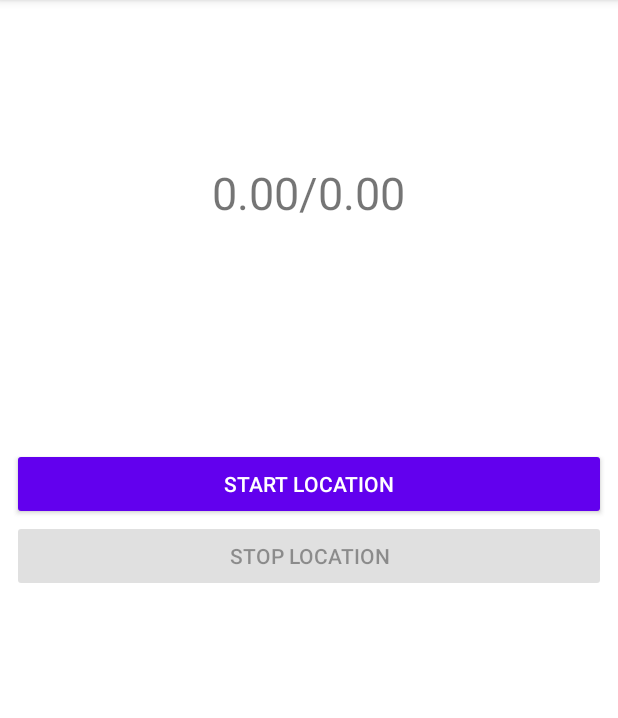
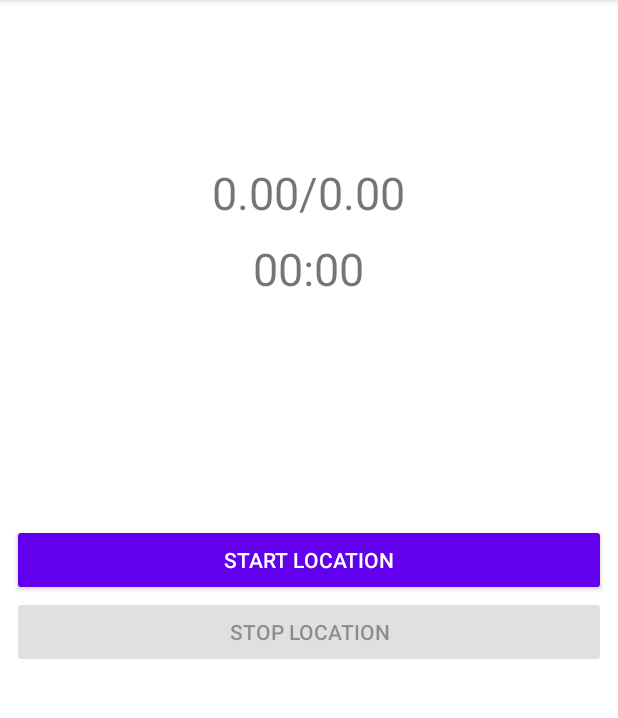
Before and after one commit to Renlov/GoogleLocationAPI, an Android app: the screen it shows after launch (MainActivity), on a phone screen of 412 x 824 dp, the part 84-802 px from its top. Run offline under Robolectric (Android 15) with nearby library versions, the phone set to English and light mode, and no system bars.

Commit message:
buildLocationRequest(). buildLocationCallBack(). buildLocationSettingsRequest().

```diff
--- a/app/src/main/AndroidManifest.xml
+++ b/app/src/main/AndroidManifest.xml
@@ -1,6 +1,8 @@
 <?xml version="1.0" encoding="utf-8"?>
 <manifest xmlns:android="http://schemas.android.com/apk/res/android"
     package="com.example.locationapi">
+
+    <uses-permission android:name="android.permission.ACCESS_FINE_LOCATION" />
 
     <application
         android:allowBackup="true"
--- a/app/src/main/java/com/example/locationapi/MainActivity.java
+++ b/app/src/main/java/com/example/locationapi/MainActivity.java
@@ -2,14 +2,37 @@ package com.example.locationapi;
 
 import androidx.appcompat.app.AppCompatActivity;
 
+import android.location.Location;
 import android.os.Bundle;
 import android.widget.Button;
 import android.widget.TextView;
 
+import com.google.android.gms.location.FusedLocationProviderClient;
+import com.google.android.gms.location.LocationCallback;
+import com.google.android.gms.location.LocationRequest;
+import com.google.android.gms.location.LocationResult;
+import com.google.android.gms.location.LocationServices;
+import com.google.android.gms.location.LocationSettingsRequest;
+import com.google.android.gms.location.SettingsClient;
+
+import java.text.DateFormat;
+import java.util.Date;
+
 public class MainActivity extends AppCompatActivity {
 
     private Button startLocation, stopLocation;
-    private TextView locationTextView;
+    private TextView locationTextView, locationUpdateTimeTextView;
+
+    //Класс для определения местоположения
+    private FusedLocationProviderClient fusedLocationClient;
+    private SettingsClient settingsClient;
+    private LocationRequest locationRequest;
+    private LocationSettingsRequest locationSettingsRequest;
+    private LocationCallback locationCallback;
+    private Location currentLocation;
+
+    private boolean isLocationActive;
+    private String locationUpdateTime;
 
 
     @Override
@@ -20,8 +43,45 @@ public class MainActivity extends AppCompatActivity {
         startLocation = findViewById(R.id.startLocation);
         stopLocation = findViewById(R.id.stopLocation);
         locationTextView = findViewById(R.id.locationTextView);
+        locationUpdateTimeTextView = findViewById(R.id.locationUpdateTimeTextView);
 
+        fusedLocationClient = LocationServices.getFusedLocationProviderClient(this);
+        settingsClient = LocationServices.getSettingsClient(this);
+
+        buildLocationRequest();
+        buildLocationCallBack();
+        buildLocationSettingRequest();
 
 
     }
+
+    private void buildLocationSettingRequest() {
+        LocationSettingsRequest.Builder builder = new LocationSettingsRequest.Builder();
+        builder.addLocationRequest(locationRequest);
+        locationSettingsRequest = builder.build();
+    }
+
+    private void buildLocationCallBack() {
+        locationCallback = new LocationCallback() {
+            @Override
+            public void onLocationResult(LocationResult locationResult) {
+                super.onLocationResult(locationResult);
+                currentLocation = locationResult.getLastLocation();
+
+                locationTextView.setText("" + currentLocation.getLatitude() +
+                        "/" + currentLocation.getLongitude());
+
+                locationUpdateTimeTextView.setText(DateFormat.getTimeInstance().format(new Date()));
+            }
+        };
+
+    }
+
+    private void buildLocationRequest() {
+
+        locationRequest = new LocationRequest();
+        locationRequest.setInterval(10000);
+        locationRequest.setFastestInterval(3000);
+        locationRequest.setPriority(LocationRequest.PRIORITY_HIGH_ACCURACY);
+    }
 }
--- a/app/src/main/res/layout/activity_main.xml
+++ b/app/src/main/res/layout/activity_main.xml
@@ -15,6 +15,15 @@
         android:layout_width="wrap_content"
         android:layout_height="wrap_content"
         android:text="0.00/0.00"
+        android:textSize="30sp"
+        android:layout_gravity="center_horizontal"
+        />
+    <TextView
+        android:layout_marginTop="10dp"
+        android:id="@+id/locationUpdateTimeTextView"
+        android:layout_width="wrap_content"
+        android:layout_height="wrap_content"
+        android:text="00:00"
         android:textSize="30sp"
         android:layout_gravity="center_horizontal"
         />
```
